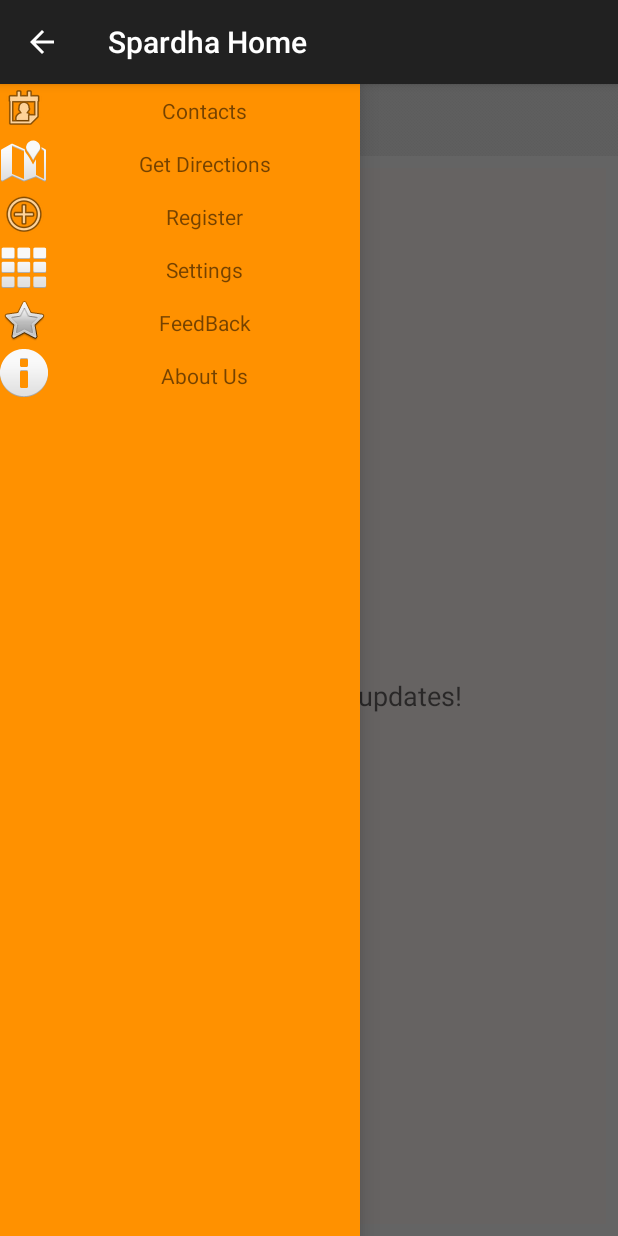
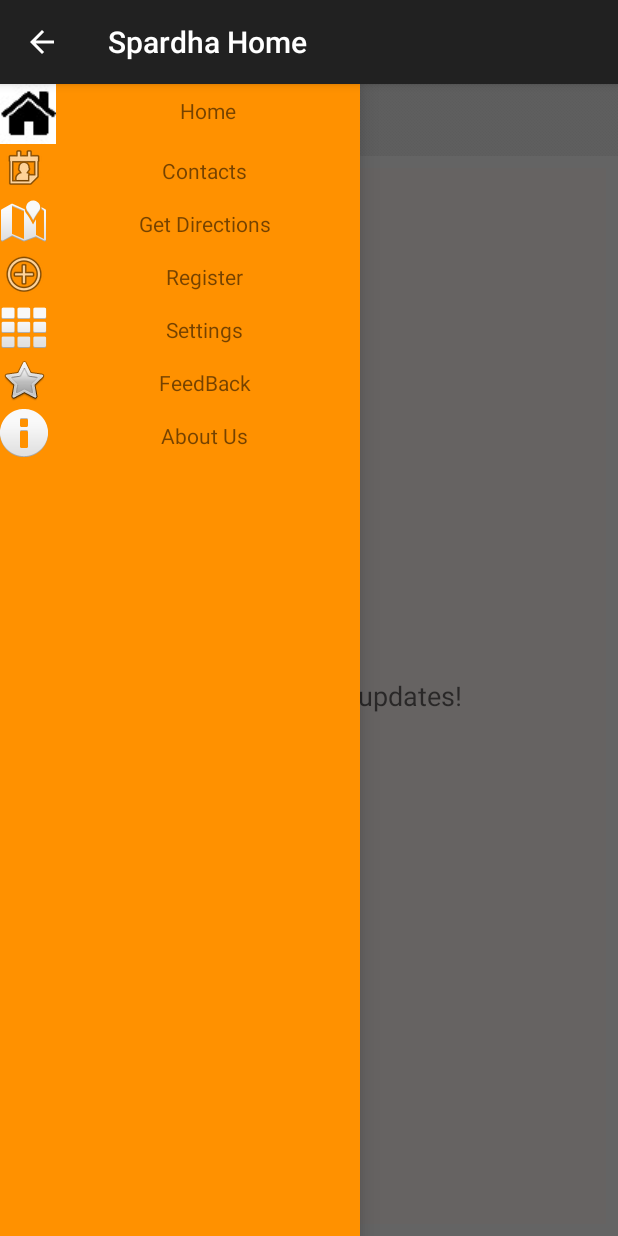
Before and after one commit to uneq95/SpardhaApp2015, an Android app: the screen it shows after launch (MainActivity), with the side drawer open, on a phone screen of 412 x 824 dp. Run offline under Robolectric (Android 15) with nearby library versions, the phone set to English and light mode, and no system bars; libraries missing offline, so code that uses them is left out: com.astuetz; plain views replace PagerSlidingTabStrip; 5 statements that could not run were skipped.

Commit message:
Navigation Drawer Modification

```diff
--- a/app/src/main/java/com/ritesh/spardha/Navigation_drawer/CustomNavigationDrawerAdapter.java
+++ b/app/src/main/java/com/ritesh/spardha/Navigation_drawer/CustomNavigationDrawerAdapter.java
@@ -16,7 +16,7 @@ import com.ritesh.spardha.spardha2015.R;
 public class CustomNavigationDrawerAdapter extends BaseAdapter {
     Context context;
     String[] content;
-    int[] picture = {android.R.drawable.ic_menu_my_calendar,android.R.drawable.ic_dialog_map,android.R.drawable.ic_menu_add,android.R.drawable.ic_dialog_dialer,android.R.drawable.btn_star,android.R.drawable.ic_dialog_info};
+    int[] picture = {R.drawable.home,android.R.drawable.ic_menu_my_calendar,android.R.drawable.ic_dialog_map,android.R.drawable.ic_menu_add,android.R.drawable.ic_dialog_dialer,android.R.drawable.btn_star,android.R.drawable.ic_dialog_info};
 
     public CustomNavigationDrawerAdapter(Context context) {
         this.context = context;
--- a/app/src/main/java/com/ritesh/spardha/spardha2015/LocationActivity.java
+++ b/app/src/main/java/com/ritesh/spardha/spardha2015/LocationActivity.java
@@ -1,6 +1,8 @@
 package com.ritesh.spardha.spardha2015;
 
 import android.app.Activity;
+import android.app.FragmentManager;
+import android.app.FragmentTransaction;
 import android.content.Intent;
 import android.net.Uri;
 import android.os.Bundle;
@@ -10,6 +12,7 @@ import android.widget.ArrayAdapter;
 import android.widget.Spinner;
 import android.widget.Toast;
 
+import com.ritesh.spardha.Navigation_drawer.NavigationDrawer;
 import com.ritesh.spardha.location.IITPlacesOfInterest;
 import com.ritesh.spardha.location.SinglePlaceLocation;
 
@@ -36,6 +39,8 @@ public class LocationActivity extends Activity {
         loadLocationLists();
         setCategorySpinners();
         setLocationSpinners();
+
+
     }
 
     public void loadLocationData() {
--- a/app/src/main/res/values/strings.xml
+++ b/app/src/main/res/values/strings.xml
@@ -22,6 +22,7 @@
         <item name="sponsers">Sponsers</item>
     </string-array>
     <string-array name="itemslist">
+        <item>Home</item>
         <item>Contacts</item>
         <item>Get Directions</item>
         <item>Register</item>
```
Also changed, not shown: app/src/main/java/com/ritesh/spardha/Navigation_drawer/NavigationDrawer.java (+6 -1 lines), app/src/main/res/drawable/home.jpg (added).
